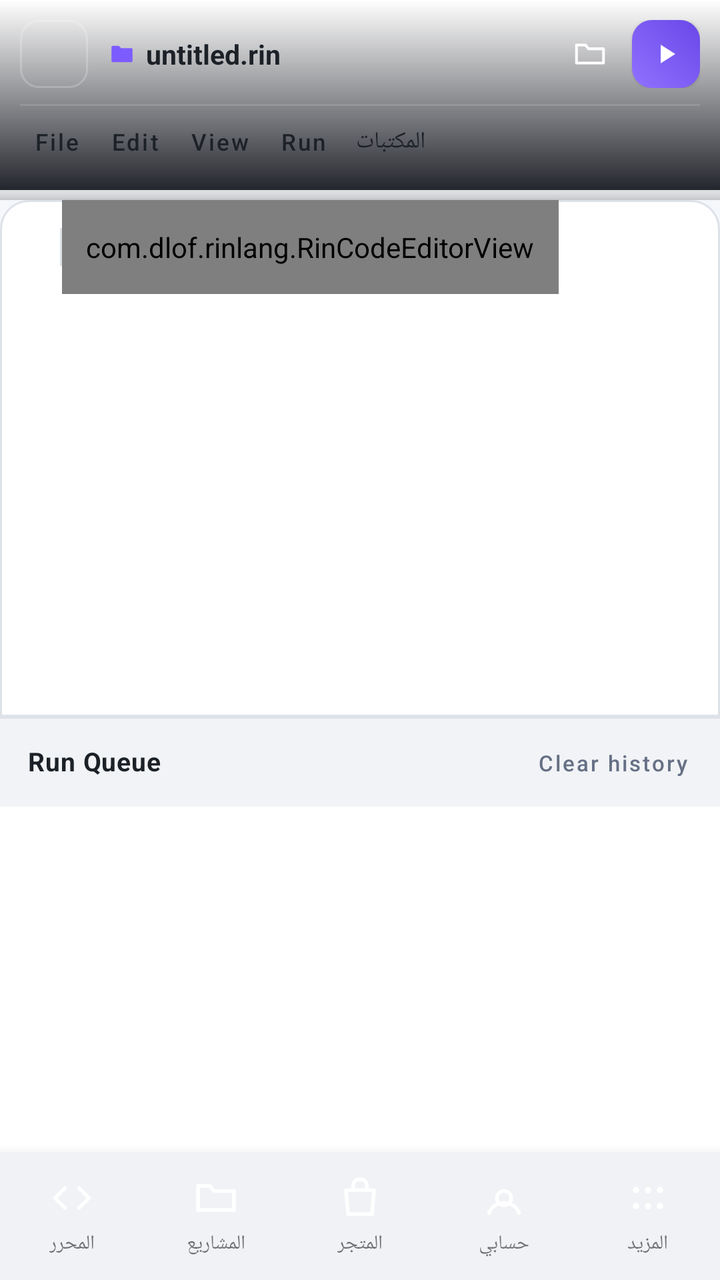
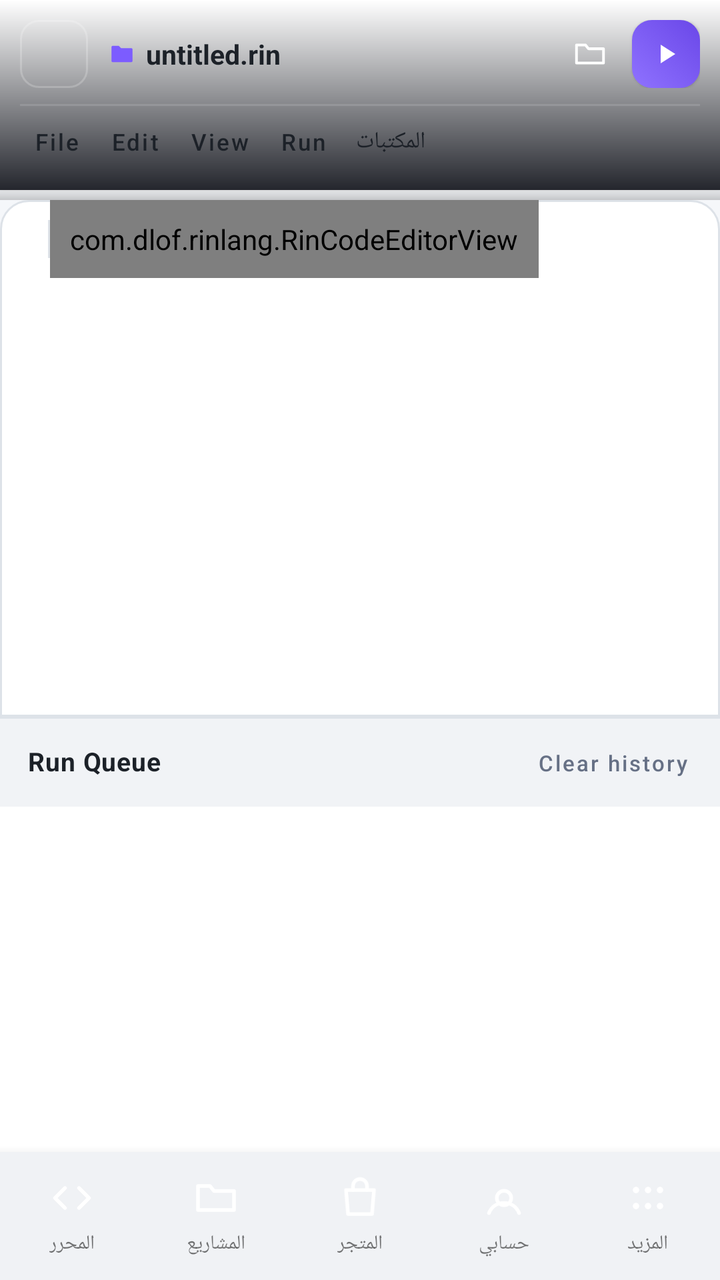

The first picture is an Android layout as it rendered before a commit; the second is the same layout after the commit. The layout source and the unified diff follow.
<!-- AndroidManifest.xml: application theme Theme.RinLang -->
<!-- res/layout/activity_main.xml -->
<?xml version="1.0" encoding="utf-8"?>
<LinearLayout xmlns:android="http://schemas.android.com/apk/res/android"
    xmlns:app="http://schemas.android.com/apk/res-auto"
    android:layout_width="match_parent"
    android:layout_height="match_parent"
    android:orientation="vertical"
    android:background="@color/rin_background">

    
    <LinearLayout
        android:id="@+id/editorToolbarRoot"
        android:layout_width="match_parent"
        android:layout_height="wrap_content"
        android:orientation="vertical"
        android:paddingTop="10dp"
        android:paddingStart="10dp"
        android:paddingEnd="10dp"
        android:paddingBottom="4dp"
        android:background="@drawable/bg_toolbar_gradient"
        android:elevation="3dp">

        
        <LinearLayout
            android:layout_width="match_parent"
            android:layout_height="wrap_content"
            android:orientation="horizontal"
            android:gravity="center_vertical"
            android:paddingBottom="8dp">

            
            <FrameLayout
                android:layout_width="34dp"
                android:layout_height="34dp"
                android:background="@drawable/bg_app_icon_frame">

                <ImageView
                    android:layout_width="match_parent"
                    android:layout_height="match_parent"
                    android:padding="2dp"
                    android:src="@mipmap/ic_launcher_round"
                    android:contentDescription="@string/app_name" />
            </FrameLayout>

            <LinearLayout
                android:layout_width="0dp"
                android:layout_height="wrap_content"
                android:layout_weight="1"
                android:layout_marginStart="10dp"
                android:orientation="horizontal"
                android:gravity="center_vertical">

                <ImageView
                    android:layout_width="14dp"
                    android:layout_height="14dp"
                    android:layout_marginEnd="5dp"
                    android:src="@drawable/ic_folder_solid"
                    android:tint="@color/rin_accent"
                    android:contentDescription="@null" />

                <TextView
                    android:id="@+id/txtFileName"
                    android:layout_width="0dp"
                    android:layout_height="wrap_content"
                    android:layout_weight="1"
                    android:text="@string/file_unsaved"
                    android:textColor="@color/rin_on_toolbar"
                    android:textSize="13.5sp"
                    android:textStyle="bold"
                    android:ellipsize="middle"
                    android:singleLine="true" />
            </LinearLayout>

            <ProgressBar
                android:id="@+id/progressRunning"
                style="?android:attr/progressBarStyleSmall"
                android:layout_width="16dp"
                android:layout_height="16dp"
                android:layout_marginEnd="8dp"
                android:visibility="gone" />

            <ImageButton
                android:id="@+id/btnProjects"
                android:layout_width="30dp"
                android:layout_height="30dp"
                android:padding="6dp"
                android:layout_marginEnd="6dp"
                android:src="@drawable/ic_projects"
                android:contentDescription="@string/desc_projects_quick"
                android:background="@drawable/bg_icon_btn" />

            <ImageButton
                android:id="@+id/btnRun"
                android:layout_width="34dp"
                android:layout_height="34dp"
                android:padding="8dp"
                android:src="@drawable/ic_run"
                android:contentDescription="@string/desc_run_quick"
                android:background="@drawable/bg_run_button_premium"
                android:elevation="1dp" />
        </LinearLayout>

        
        <View
            android:layout_width="match_parent"
            android:layout_height="1dp"
            android:background="@color/rin_menubar_divider"
            android:layout_marginBottom="4dp" />

        
        <LinearLayout
            android:id="@+id/editorMenuRow"
            android:layout_width="match_parent"
            android:layout_height="wrap_content"
            android:orientation="horizontal"
            android:paddingBottom="6dp"
            android:gravity="center_vertical">

            <Button
                android:id="@+id/btnMenuFile"
                android:layout_width="wrap_content"
                android:layout_height="28dp"
                android:layout_marginEnd="2dp"
                android:minWidth="0dp"
                android:minHeight="0dp"
                android:insetTop="0dp"
                android:insetBottom="0dp"
                android:text="@string/menu_file"
                android:textAllCaps="false"
                android:textSize="11.5sp"
                android:paddingStart="7dp"
                android:paddingEnd="6dp"
                android:drawableStart="@drawable/ic_menu_file"
                android:drawableEnd="@drawable/ic_dropdown"
                android:drawablePadding="5dp"
                android:background="@drawable/bg_menubar_btn"
                android:textColor="@color/rin_on_toolbar" />

            <Button
                android:id="@+id/btnMenuEdit"
                android:layout_width="wrap_content"
                android:layout_height="28dp"
                android:layout_marginEnd="2dp"
                android:minWidth="0dp"
                android:minHeight="0dp"
                android:insetTop="0dp"
                android:insetBottom="0dp"
                android:text="@string/menu_edit"
                android:textAllCaps="false"
                android:textSize="11.5sp"
                android:paddingStart="7dp"
                android:paddingEnd="6dp"
                android:drawableStart="@drawable/ic_menu_edit"
                android:drawableEnd="@drawable/ic_dropdown"
                android:drawablePadding="5dp"
                android:background="@drawable/bg_menubar_btn"
                android:textColor="@color/rin_on_toolbar" />

            <Button
                android:id="@+id/btnMenuView"
                android:layout_width="wrap_content"
                android:layout_height="28dp"
                android:layout_marginEnd="2dp"
                android:minWidth="0dp"
                android:minHeight="0dp"
                android:insetTop="0dp"
                android:insetBottom="0dp"
                android:text="@string/menu_view"
                android:textAllCaps="false"
                android:textSize="11.5sp"
                android:paddingStart="7dp"
                android:paddingEnd="6dp"
                android:drawableStart="@drawable/ic_menu_view"
                android:drawableEnd="@drawable/ic_dropdown"
                android:drawablePadding="5dp"
                android:background="@drawable/bg_menubar_btn"
                android:textColor="@color/rin_on_toolbar" />

            <Button
                android:id="@+id/btnMenuRun"
                android:layout_width="wrap_content"
                android:layout_height="28dp"
                android:layout_marginEnd="2dp"
                android:minWidth="0dp"
                android:minHeight="0dp"
                android:insetTop="0dp"
                android:insetBottom="0dp"
                android:text="@string/menu_run"
                android:textAllCaps="false"
                android:textSize="11.5sp"
                android:paddingStart="7dp"
                android:paddingEnd="6dp"
                android:drawableStart="@drawable/ic_menu_run"
                android:drawableEnd="@drawable/ic_dropdown"
                android:drawablePadding="5dp"
                android:background="@drawable/bg_menubar_btn"
                android:textColor="@color/rin_on_toolbar" />

            <Button
                android:id="@+id/btnMenuLibraries"
                android:layout_width="wrap_content"
                android:layout_height="28dp"
                android:minWidth="0dp"
                android:minHeight="0dp"
                android:insetTop="0dp"
                android:insetBottom="0dp"
                android:text="@string/menu_file_libraries"
                android:textAllCaps="false"
                android:textSize="11.5sp"
                android:paddingStart="7dp"
                android:paddingEnd="7dp"
                android:drawableStart="@drawable/ic_menu_libraries"
                android:drawablePadding="5dp"
                android:background="@drawable/bg_menubar_btn"
                android:textColor="@color/rin_on_toolbar" />

            <View
                android:layout_width="0dp"
                android:layout_height="1dp"
                android:layout_weight="1" />

            <TextView
                android:id="@+id/txtEngineVersion"
                android:layout_width="wrap_content"
                android:layout_height="wrap_content"
                android:textColor="@color/rin_editor_hint"
                android:textSize="10sp" />
        </LinearLayout>

        
        <LinearLayout
            android:id="@+id/findBar"
            android:layout_width="match_parent"
            android:layout_height="wrap_content"
            android:orientation="horizontal"
            android:paddingBottom="6dp"
            android:gravity="center_vertical"
            android:visibility="gone">

            <EditText
                android:id="@+id/txtFind"
                android:layout_width="0dp"
                android:layout_height="32dp"
                android:layout_weight="1"
                android:background="@drawable/bg_toolbar_btn_ghost"
                android:paddingStart="10dp"
                android:paddingEnd="10dp"
                android:hint="@string/find_hint"
                android:textColorHint="@color/rin_editor_hint"
                android:textColor="@color/rin_on_toolbar"
                android:textSize="12.5sp"
                android:singleLine="true"
                android:layout_marginEnd="4dp" />

            <EditText
                android:id="@+id/txtReplace"
                android:layout_width="0dp"
                android:layout_height="32dp"
                android:layout_weight="1"
                android:background="@drawable/bg_toolbar_btn_ghost"
                android:paddingStart="10dp"
                android:paddingEnd="10dp"
                android:hint="@string/replace_hint"
                android:textColorHint="@color/rin_editor_hint"
                android:textColor="@color/rin_on_toolbar"
                android:textSize="12.5sp"
                android:singleLine="true"
                android:layout_marginEnd="4dp" />

            <TextView
                android:id="@+id/txtFindCount"
                android:layout_width="wrap_content"
                android:layout_height="wrap_content"
                android:layout_marginEnd="4dp"
                android:textSize="10.5sp"
                android:textColor="@color/rin_editor_hint" />

            <ImageButton
                android:id="@+id/btnFindCase"
                android:layout_width="28dp"
                android:layout_height="28dp"
                android:layout_marginEnd="2dp"
                android:padding="5dp"
                android:src="@drawable/ic_menu_edit"
                android:contentDescription="@string/find_case_sensitive_desc"
                android:background="@drawable/bg_toolbar_btn_ghost" />

            <Button
                android:id="@+id/btnFindPrev"
                android:layout_width="wrap_content"
                android:layout_height="30dp"
                android:minWidth="0dp"
                android:minHeight="0dp"
                android:insetTop="0dp"
                android:insetBottom="0dp"
                android:text="@string/btn_find_prev"
                android:textAllCaps="false"
                android:textSize="11sp"
                android:paddingStart="7dp"
                android:paddingEnd="7dp"
                android:background="@drawable/bg_toolbar_btn_ghost"
                android:textColor="@color/rin_on_toolbar" />

            <Button
                android:id="@+id/btnFindNext"
                android:layout_width="wrap_content"
                android:layout_height="30dp"
                android:minWidth="0dp"
                android:minHeight="0dp"
                android:insetTop="0dp"
                android:insetBottom="0dp"
                android:text="@string/btn_find_next"
                android:textAllCaps="false"
                android:textSize="11sp"
                android:paddingStart="7dp"
                android:paddingEnd="7dp"
                android:background="@drawable/bg_toolbar_btn_ghost"
                android:textColor="@color/rin_on_toolbar" />

            <Button
                android:id="@+id/btnReplaceOne"
                android:layout_width="wrap_content"
                android:layout_height="30dp"
                android:minWidth="0dp"
                android:minHeight="0dp"
                android:insetTop="0dp"
                android:insetBottom="0dp"
                android:text="@string/btn_replace_one"
                android:textAllCaps="false"
                android:textSize="11sp"
                android:paddingStart="7dp"
                android:paddingEnd="7dp"
                android:background="@drawable/bg_toolbar_btn_ghost"
                android:textColor="@color/rin_on_toolbar" />

            <Button
                android:id="@+id/btnReplaceAll"
                android:layout_width="wrap_content"
                android:layout_height="30dp"
                android:minWidth="0dp"
                android:minHeight="0dp"
                android:insetTop="0dp"
                android:insetBottom="0dp"
                android:text="@string/btn_replace_all"
                android:textAllCaps="false"
                android:textSize="11sp"
                android:paddingStart="7dp"
                android:paddingEnd="7dp"
                android:background="@drawable/bg_toolbar_btn_ghost"
                android:textColor="@color/rin_on_toolbar" />

            <ImageButton
                android:id="@+id/btnFindClose"
                android:layout_width="28dp"
                android:layout_height="28dp"
                android:layout_marginStart="2dp"
                android:padding="6dp"
                android:src="@drawable/ic_close"
                android:contentDescription="@string/find_close_desc"
                android:background="@drawable/bg_toolbar_btn_ghost" />
        </LinearLayout>
    </LinearLayout>

    <View
        android:layout_width="match_parent"
        android:layout_height="5dp"
        android:background="@drawable/bg_toolbar_shadow" />

    
    <LinearLayout
        android:layout_width="match_parent"
        android:layout_height="0dp"
        android:layout_weight="3"
        android:orientation="vertical"
        android:background="@drawable/bg_editor_surface"
        android:layout_marginStart="0dp"
        android:layout_marginEnd="0dp">

        <ScrollView
            android:id="@+id/scrollEditor"
            android:layout_width="match_parent"
            android:layout_height="match_parent"
            android:scrollbars="vertical"
            android:overScrollMode="never">

            <LinearLayout
                android:layout_width="match_parent"
                android:layout_height="wrap_content"
                android:orientation="horizontal">

                <TextView
                    android:id="@+id/txtLineNumbers"
                    android:layout_width="wrap_content"
                    android:layout_height="wrap_content"
                    android:background="@android:color/transparent"
                    android:fontFamily="monospace"
                    android:textColor="@color/rin_editor_hint"
                    android:textSize="14sp"
                    android:lineSpacingMultiplier="1.15"
                    android:gravity="end|top"
                    android:paddingTop="14dp"
                    android:paddingBottom="14dp"
                    android:paddingStart="12dp"
                    android:paddingEnd="8dp"
                    android:minWidth="30dp" />

                <View
                    android:layout_width="1dp"
                    android:layout_height="match_parent"
                    android:layout_marginTop="14dp"
                    android:layout_marginBottom="14dp"
                    android:background="@color/rin_divider" />

                
                <HorizontalScrollView
                    android:layout_width="0dp"
                    android:layout_height="wrap_content"
                    android:layout_weight="1"
                    android:layoutDirection="ltr"
                    android:scrollbars="horizontal"
                    android:overScrollMode="never">

                    
                    <com.dlof.rinlang.RinCodeEditorView
                        android:id="@+id/editCode"
                        android:layout_width="wrap_content"
                        android:layout_height="wrap_content"
                        android:layoutDirection="ltr"
                        android:background="@android:color/transparent"
                        android:paddingStart="12dp"
                        android:paddingEnd="12dp"
                        android:paddingTop="14dp"
                        android:paddingBottom="14dp" />
                </HorizontalScrollView>
            </LinearLayout>
        </ScrollView>
    </LinearLayout>

    <View
        android:layout_width="match_parent"
        android:layout_height="1dp"
        android:background="@color/rin_divider" />

    
    <LinearLayout
        android:id="@+id/editorConsoleRoot"
        android:layout_width="match_parent"
        android:layout_height="wrap_content"
        android:orientation="horizontal"
        android:paddingStart="14dp"
        android:paddingEnd="8dp"
        android:paddingTop="8dp"
        android:paddingBottom="8dp"
        android:background="@color/rin_console_header">

        <TextView
            android:layout_width="0dp"
            android:layout_height="wrap_content"
            android:layout_weight="1"
            android:text="@string/console_title"
            android:textColor="@color/rin_on_toolbar"
            android:textSize="13sp"
            android:letterSpacing="0.02"
            android:textStyle="bold" />

        <Button
            android:id="@+id/btnClearConsole"
            android:layout_width="wrap_content"
            android:layout_height="28dp"
            android:minWidth="0dp"
            android:minHeight="0dp"
            android:insetTop="0dp"
            android:insetBottom="0dp"
            android:text="@string/action_clear_console"
            android:textAllCaps="false"
            android:textSize="11sp"
            android:paddingStart="8dp"
            android:paddingEnd="8dp"
            android:drawableStart="@drawable/ic_delete"
            android:drawablePadding="5dp"
            android:background="@drawable/bg_toolbar_btn_ghost"
            android:textColor="@color/rin_editor_hint" />
    </LinearLayout>

    
    <androidx.recyclerview.widget.RecyclerView
        android:id="@+id/rvJobs"
        android:layout_width="match_parent"
        android:layout_height="0dp"
        android:layout_weight="2"
        android:background="@color/rin_console_bg"
        android:clipToPadding="false"
        android:paddingTop="4dp"
        android:paddingBottom="10dp" />

    <include layout="@layout/bottom_nav_bar" />

</LinearLayout>
<!-- res/layout/bottom_nav_bar.xml (included above) -->
<?xml version="1.0" encoding="utf-8"?>
<FrameLayout xmlns:android="http://schemas.android.com/apk/res/android"
    android:id="@+id/bottomNavBar"
    android:layout_width="match_parent"
    android:layout_height="64dp"
    android:background="@color/rin_toolbar_bottom"
    android:elevation="8dp">

    
    <View
        android:id="@+id/bottomNavIndicator"
        android:layout_width="0dp"
        android:layout_height="40dp"
        android:layout_gravity="center_vertical|start"
        android:layout_marginStart="8dp"
        android:background="@drawable/bg_bottom_nav_pill" />

    <LinearLayout
        android:layout_width="match_parent"
        android:layout_height="match_parent"
        android:orientation="horizontal">

        <LinearLayout
            android:id="@+id/navEditor"
            android:layout_width="0dp"
            android:layout_height="match_parent"
            android:layout_weight="1"
            android:orientation="vertical"
            android:gravity="center"
            android:background="@drawable/bg_bottom_nav_item"
            android:clickable="true"
            android:focusable="true"
            android:minWidth="48dp">

            <ImageView
                android:id="@+id/navEditorIcon"
                android:layout_width="24dp"
                android:layout_height="24dp"
                android:src="@drawable/ic_nav_editor"
                android:contentDescription="@string/nav_editor" />

            <TextView
                android:id="@+id/navEditorText"
                android:layout_width="wrap_content"
                android:layout_height="wrap_content"
                android:layout_marginTop="4dp"
                android:text="@string/nav_editor"
                android:textSize="10sp" />
        </LinearLayout>

        <LinearLayout
            android:id="@+id/navProjects"
            android:layout_width="0dp"
            android:layout_height="match_parent"
            android:layout_weight="1"
            android:orientation="vertical"
            android:gravity="center"
            android:background="@drawable/bg_bottom_nav_item"
            android:clickable="true"
            android:focusable="true"
            android:minWidth="48dp">

            <ImageView
                android:id="@+id/navProjectsIcon"
                android:layout_width="24dp"
                android:layout_height="24dp"
                android:src="@drawable/ic_projects"
                android:contentDescription="@string/nav_projects" />

            <TextView
                android:id="@+id/navProjectsText"
                android:layout_width="wrap_content"
                android:layout_height="wrap_content"
                android:layout_marginTop="4dp"
                android:text="@string/nav_projects"
                android:textSize="10sp" />
        </LinearLayout>

        <LinearLayout
            android:id="@+id/navStore"
            android:layout_width="0dp"
            android:layout_height="match_parent"
            android:layout_weight="1"
            android:orientation="vertical"
            android:gravity="center"
            android:background="@drawable/bg_bottom_nav_item"
            android:clickable="true"
            android:focusable="true"
            android:minWidth="48dp">

            <ImageView
                android:id="@+id/navStoreIcon"
                android:layout_width="24dp"
                android:layout_height="24dp"
                android:src="@drawable/ic_nav_store"
                android:contentDescription="@string/nav_store" />

            <TextView
                android:id="@+id/navStoreText"
                android:layout_width="wrap_content"
                android:layout_height="wrap_content"
                android:layout_marginTop="4dp"
                android:text="@string/nav_store"
                android:textSize="10sp" />
        </LinearLayout>

        <LinearLayout
            android:id="@+id/navProfile"
            android:layout_width="0dp"
            android:layout_height="match_parent"
            android:layout_weight="1"
            android:orientation="vertical"
            android:gravity="center"
            android:background="@drawable/bg_bottom_nav_item"
            android:clickable="true"
            android:focusable="true"
            android:minWidth="48dp">

            <ImageView
                android:id="@+id/navProfileIcon"
                android:layout_width="24dp"
                android:layout_height="24dp"
                android:src="@drawable/ic_nav_profile"
                android:contentDescription="@string/nav_profile" />

            <TextView
                android:id="@+id/navProfileText"
                android:layout_width="wrap_content"
                android:layout_height="wrap_content"
                android:layout_marginTop="4dp"
                android:text="@string/nav_profile"
                android:textSize="10sp" />
        </LinearLayout>

        <LinearLayout
            android:id="@+id/navMore"
            android:layout_width="0dp"
            android:layout_height="match_parent"
            android:layout_weight="1"
            android:orientation="vertical"
            android:gravity="center"
            android:background="@drawable/bg_bottom_nav_item"
            android:clickable="true"
            android:focusable="true"
            android:minWidth="48dp">

            <ImageView
                android:id="@+id/navMoreIcon"
                android:layout_width="24dp"
                android:layout_height="24dp"
                android:src="@drawable/ic_nav_more"
                android:contentDescription="@string/nav_more" />

            <TextView
                android:id="@+id/navMoreText"
                android:layout_width="wrap_content"
                android:layout_height="wrap_content"
                android:layout_marginTop="4dp"
                android:text="@string/nav_more"
                android:textSize="10sp" />
        </LinearLayout>

    </LinearLayout>
</FrameLayout>
<!-- resources referenced by this layout -->
<resources>
  <color name="rin_accent">#7C5CFF</color>
  <color name="rin_background">#F5F7FA</color>
  <color name="rin_console_bg">#FFFFFF</color>
  <color name="rin_console_header">#F1F3F6</color>
  <color name="rin_divider">#DDE2E8</color>
  <color name="rin_editor_hint">#667085</color>
  <color name="rin_menubar_divider">#20FFFFFF</color>
  <color name="rin_on_toolbar">#1C2128</color>
  <color name="rin_toolbar_bottom">#F0F2F5</color>
  <!-- drawable bg_toolbar_gradient (drawable) -->
  <?xml version="1.0" encoding="utf-8"?>
  <shape xmlns:android="http://schemas.android.com/apk/res/android" android:shape="rectangle">
      <gradient
          android:angle="90"
          android:startColor="@color/rin_toolbar_gradient_top"
          android:endColor="@color/rin_toolbar_gradient_bottom" />
  </shape>
  <!-- drawable bg_toolbar_shadow (drawable) -->
  <?xml version="1.0" encoding="utf-8"?>
  <shape xmlns:android="http://schemas.android.com/apk/res/android" android:shape="rectangle">
      <gradient
          android:angle="90"
          android:startColor="@color/rin_toolbar_shadow"
          android:endColor="@android:color/transparent" />
  </shape>
  <!-- drawable ic_menu_run (drawable) -->
  <?xml version="1.0" encoding="utf-8"?>
  <vector xmlns:android="http://schemas.android.com/apk/res/android"
      android:width="14dp"
      android:height="14dp"
      android:viewportWidth="24"
      android:viewportHeight="24">
      <path android:fillColor="#AEB4BD" android:pathData="M8,5L19,12L8,19Z" />
  </vector>
  <!-- mipmap ic_launcher_round (mipmap-anydpi-v26) -->
  <?xml version="1.0" encoding="utf-8"?>
  <adaptive-icon xmlns:android="http://schemas.android.com/apk/res/android">
      <background android:drawable="@drawable/ic_launcher_background" />
      <foreground android:drawable="@mipmap/ic_launcher_foreground" />
  </adaptive-icon>
  <string name="action_clear_console">Clear history</string>
  <string name="app_name">RinStudio</string>
  <string name="btn_find_next">Next</string>
  <string name="btn_find_prev">Prev</string>
  <string name="btn_replace_all">All</string>
  <string name="btn_replace_one">Replace</string>
  <string name="console_title">Run Queue</string>
  <string name="desc_projects_quick">Projects</string>
  <string name="desc_run_quick">Run</string>
  <string name="file_unsaved">untitled.rin</string>
  <string name="find_case_sensitive_desc">Toggle case-sensitive search</string>
  <string name="find_close_desc">Close find bar</string>
  <string name="find_hint">Find…</string>
  <string name="menu_edit">Edit</string>
  <string name="menu_file">File</string>
  <string name="menu_file_libraries">المكتبات</string>
  <string name="menu_run">Run</string>
  <string name="menu_view">View</string>
  <string name="nav_editor">المحرر</string>
  <string name="nav_more">المزيد</string>
  <string name="nav_profile">حسابي</string>
  <string name="nav_projects">المشاريع</string>
  <string name="nav_store">المتجر</string>
  <string name="replace_hint">Replace with…</string>
  <color name="rin_app_icon_border">#33FFFFFF</color>
  <color name="rin_ghost_ripple">#22000000</color>
  <color name="rin_accent_border_subtle">#4D7C5CFF</color>
  <color name="rin_accent_green_dim">#4D22C88E</color>
  <color name="rin_editor_bg">#FFFFFF</color>
  <color name="rin_editor_surface_border">#DDE2E8</color>
  <color name="rin_accent_pressed">#6A47E8</color>
  <color name="rin_run_gradient_start">#8F72FF</color>
  <color name="rin_run_gradient_end">#6A47E8</color>
  <color name="rin_toolbar_gradient_top">#24262D</color>
  <color name="rin_toolbar_gradient_bottom">#FFFFFF</color>
  <color name="rin_toolbar_shadow">#33000000</color>
  <color name="rin_toolbar">#FFFFFF</color>
  <!-- unchanged entries left out for length: 24 -->
</resources>

<!-- the commit's change to res/layout/activity_main.xml (unified diff, before → after) -->
@@ -393,21 +393,22 @@
                     android:layout_height="wrap_content"
                     android:background="@android:color/transparent"
                     android:fontFamily="monospace"
-                    android:textColor="@color/rin_editor_hint"
-                    android:textSize="14sp"
+                    android:textColor="@color/rin_linenum_text"
+                    android:textSize="11sp"
                     android:lineSpacingMultiplier="1.15"
+                    android:includeFontPadding="false"
                     android:gravity="end|top"
-                    android:paddingTop="14dp"
-                    android:paddingBottom="14dp"
-                    android:paddingStart="12dp"
-                    android:paddingEnd="8dp"
-                    android:minWidth="30dp" />
+                    android:paddingTop="10dp"
+                    android:paddingBottom="10dp"
+                    android:paddingStart="10dp"
+                    android:paddingEnd="6dp"
+                    android:minWidth="24dp" />
 
                 <View
                     android:layout_width="1dp"
                     android:layout_height="match_parent"
-                    android:layout_marginTop="14dp"
-                    android:layout_marginBottom="14dp"
+                    android:layout_marginTop="10dp"
+                    android:layout_marginBottom="10dp"
                     android:background="@color/rin_divider" />
 
                 
@@ -426,10 +427,10 @@
                         android:layout_height="wrap_content"
                         android:layoutDirection="ltr"
                         android:background="@android:color/transparent"
-                        android:paddingStart="12dp"
-                        android:paddingEnd="12dp"
-                        android:paddingTop="14dp"
-                        android:paddingBottom="14dp" />
+                        android:paddingStart="10dp"
+                        android:paddingEnd="10dp"
+                        android:paddingTop="10dp"
+                        android:paddingBottom="10dp" />
                 </HorizontalScrollView>
             </LinearLayout>
         </ScrollView>
<!-- resource entries referenced after the edit -->
@@ -6,6 +6,7 @@
   <color name="rin_console_header">#F1F3F6</color>
   <color name="rin_divider">#DDE2E8</color>
   <color name="rin_editor_hint">#667085</color>
+  <color name="rin_linenum_text">#8A7FA0</color>
   <color name="rin_menubar_divider">#20FFFFFF</color>
   <color name="rin_on_toolbar">#1C2128</color>
   <color name="rin_toolbar_bottom">#F0F2F5</color>
